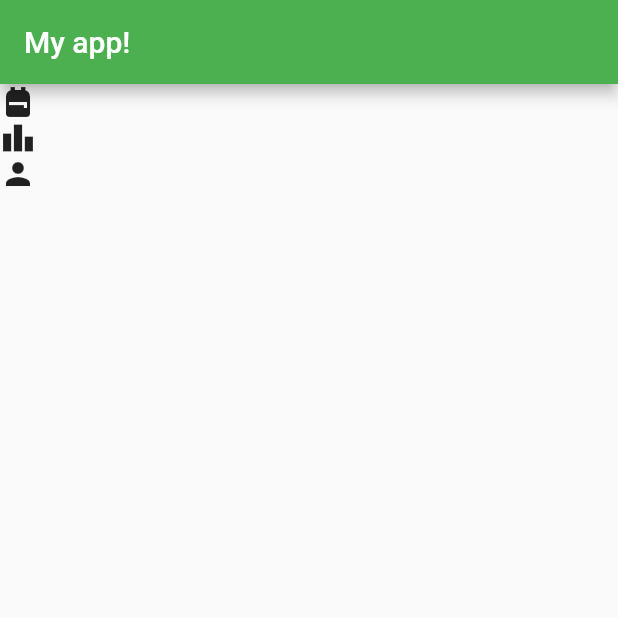
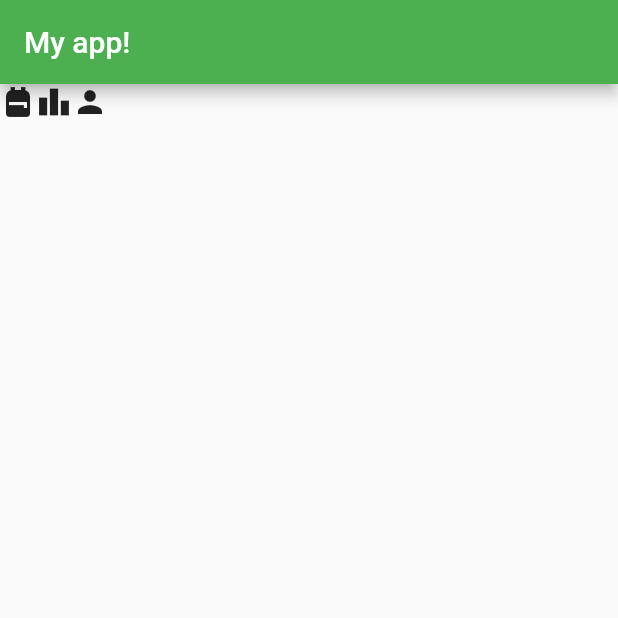
Before and after one commit to dev-sampsonorson/first_flutter_app, a Flutter app: the screen it shows after launch, on a phone screen of 412 x 824 dp, the top half of it. Run offline on Flutter 3.47's test engine with Material 2 defaults, Android fonts, the phone set to English and light mode, and no system bars.

Commit message:
feat(flex-layout): align items horizontally

```diff
--- a/lib/main.dart
+++ b/lib/main.dart
@@ -15,7 +15,7 @@ class MyApp extends StatelessWidget {
             backgroundColor: Colors.green,
             title: const Text('My app!'),
           ),
-          body: const Column(
+          body: const Row(
             children: [
               Icon(Icons.backpack),
               Icon(Icons.leaderboard),
```
